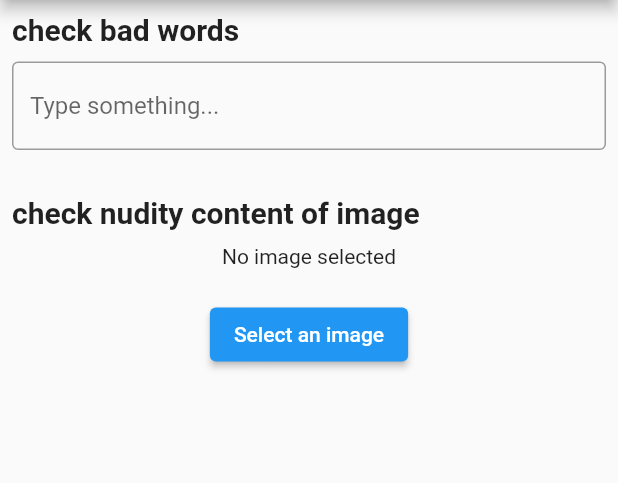
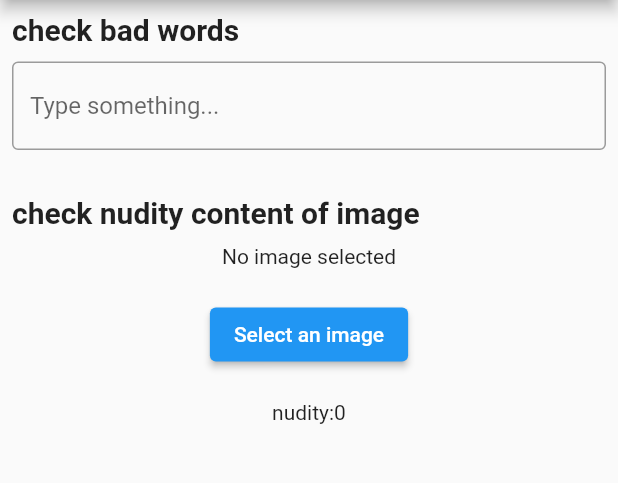
Before and after one commit to FresherDeveloper/flutter_demo_app, a Flutter app: the screen it shows after launch, on a phone screen of 412 x 824 dp, the part 84-567 px from its top. Run offline on Flutter 3.47's test engine with Material 2 defaults, Android fonts, the phone set to English and light mode, and no system bars; our stand-ins replace image_picker, logger; missing offline and left inert: profanity_filter.

Commit message:
nudity limit changed

```diff
--- a/lib/widgets/nudity.dart
+++ b/lib/widgets/nudity.dart
@@ -15,7 +15,7 @@ class CheckNudity extends StatefulWidget {
 class _CheckNudityState extends State<CheckNudity> {
    File? _imageFile;
   bool _isNudityDetected = false;
-
+  String nudity="0";
   Future<void> _pickImage(ImageSource source) async {
     final imageFile = await ImagePicker().pickImage(source: source);
     if (imageFile != null) {
@@ -44,8 +44,10 @@ Future<void> _detectNudity() async {
   final result = jsonDecode(response.body);
   Logger().wtf(result.toString());
   setState(() {
-    _isNudityDetected = result['nudity']['raw'] > 0.10;
+    _isNudityDetected = result['nudity']['raw'] > 0.05;
+    nudity="${result['nudity']['raw']}";
   });
+
 }
 
   @override
@@ -82,6 +84,7 @@ Future<void> _detectNudity() async {
                   fontWeight: FontWeight.bold,
                 ),
               ),
+              Text("nudity:$nudity"),
           ],
         ),
       );
```
